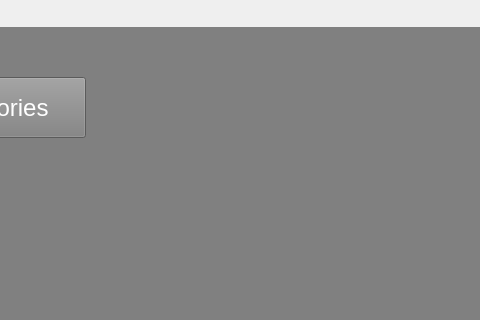
Before: the Qt Designer form ui/main.ui in michael-halim/pos, drawn with Qt 5; both pictures show x 516 to 996 and y 0 to 320 of the 1326 by 830 pixel window.
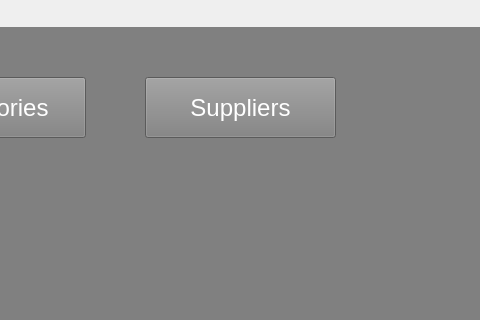
After: the same form once the commit is applied.

Commit message: Patch#03: Add Suppliers (Not Done) - Add Suppliers UI - Add Suppliers Table, Seed, and Drop - Needs Working on Suppliers Relationship with Products - Needs Working on Suppliers CRUD functionality

```diff
--- a/ui/main.ui
+++ b/ui/main.ui
@@ -178,6 +178,25 @@
                <string>Categories</string>
               </property>
              </widget>
+             <widget class="QPushButton" name="suppliers_button">
+              <property name="geometry">
+               <rect>
+                <x>530</x>
+                <y>50</y>
+                <width>191</width>
+                <height>61</height>
+               </rect>
+              </property>
+              <property name="styleSheet">
+               <string notr="true">QPushButton{
+	color: white;
+	font-size:24px;
+}</string>
+              </property>
+              <property name="text">
+               <string>Suppliers</string>
+              </property>
+             </widget>
             </widget>
            </item>
           </layout>
```
The commit also changes 7 other files.
